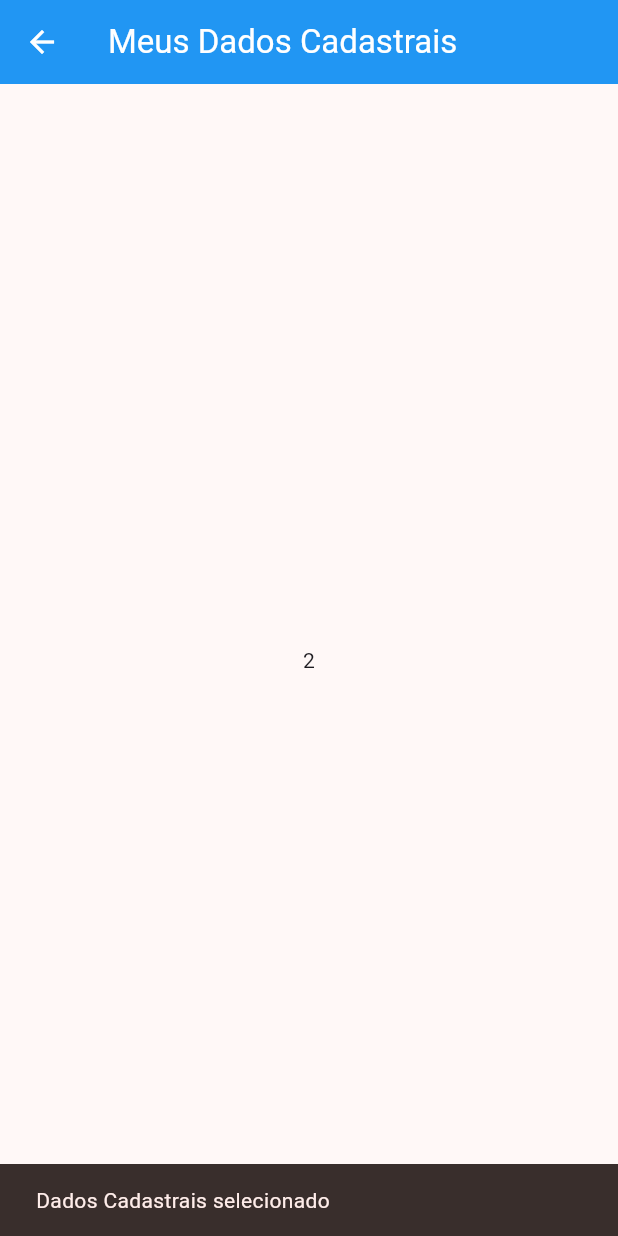
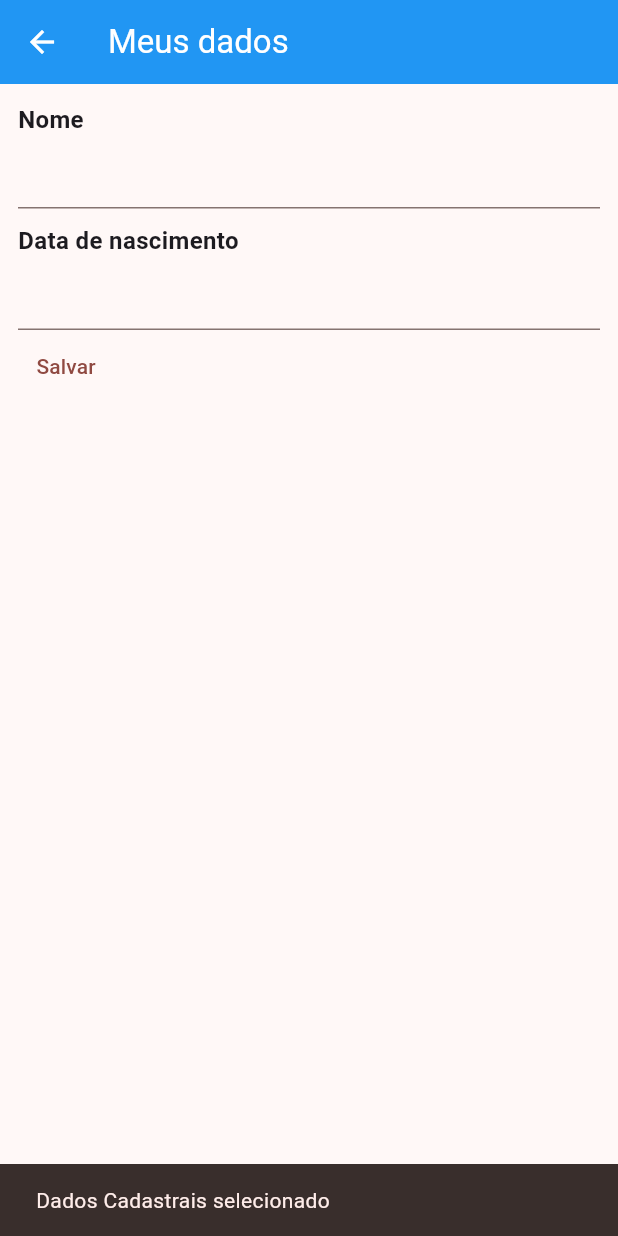
Before and after one commit to gustavopalla/MeuAppFlutterLearning, a Flutter app: the screen it shows after launch, in the side drawer, after a tap on "Dados Cadastrais", on a phone screen of 412 x 824 dp. Run offline on Flutter 3.47's test engine with Material 3 defaults, Android fonts, the phone set to English and light mode, and no system bars; our stand-ins replace google_fonts.

Commit message:
Campo nome e data finalizado

```diff
--- a/lib/pages/dados_cadastrais.dart
+++ b/lib/pages/dados_cadastrais.dart
@@ -1,19 +1,55 @@
+import 'package:appdioteste/shared/widgets/text_label.dart';
 import 'package:flutter/material.dart';
 
-class DadosCadastrais extends StatelessWidget {
-  final String text;
-  final List<String> dados;
-  const DadosCadastrais({super.key, required this.text, required this.dados});
+class DadosCadastrais extends StatefulWidget {
+  const DadosCadastrais({super.key});
+
+  @override
+  State<DadosCadastrais> createState() => _DadosCadastraisState();
+}
+
+class _DadosCadastraisState extends State<DadosCadastrais> {
+  TextEditingController nomeController = TextEditingController(text: "");
+  TextEditingController datanascController = TextEditingController(text: "");
+  DateTime? dataNascimento;
 
   @override
   Widget build(BuildContext context) {
     return Scaffold(
       appBar: AppBar(
-        title: Text(text),
+        title: Text("Meus dados"),
       ),
-      body: Center(
-        child: Text(
-          dados.length.toString(),
+      body: Padding(
+        padding: const EdgeInsets.symmetric(vertical: 12, horizontal: 12),
+        child: Column(
+          crossAxisAlignment: CrossAxisAlignment.start,
+          children: [
+            TextLabel(texto: "Nome"),
+            TextField(
+              controller: nomeController,
+            ),
+            SizedBox(height: 10),
+            TextLabel(texto: "Data de nascimento"),
+            TextField(
+              controller: datanascController,
+              readOnly: true,
+              onTap: () async {
+                var data = await showDatePicker(
+                  context: context, initialDate: DateTime(2025,1,1),firstDate: DateTime(1900,1,1), lastDate: DateTime(2025, 10, 1)
+                  );
+                  if(data!=null){
+                    datanascController.text = data.toString();
+                    dataNascimento = data;
+                  }
+              },
+            ),
+            TextButton(onPressed: (){
+             print(nomeController.text);
+             print(dataNascimento);
+            },
+            child: Text("Salvar"))
+
+          ],
         ),
       ),
     );
--- a/lib/pages/main_page.dart
+++ b/lib/pages/main_page.dart
@@ -50,9 +50,9 @@ class _MainPageState extends State<MainPage> {
                 title: const Text('Dados Cadastrais'),
                 onTap: () {
                   Navigator.pop(context);
-                  Navigator.push(context, MaterialPageRoute(builder: (context) => const DadosCadastrais(text: "Meus Dados Cadastrais", dados: ["Nome", "Endereço"],)));
+                  Navigator.push(context, MaterialPageRoute(builder: (context) => const DadosCadastrais()));
                   ScaffoldMessenger.of(context).showSnackBar(
-                    const SnackBar(content: Text('Dados Cadastrais selecionado')),
+                  const SnackBar(content: Text('Dados Cadastrais selecionado')),
                   );
                 },
               ),
--- /dev/null
+++ b/lib/shared/widgets/text_label.dart
@@ -0,0 +1,11 @@
+import 'package:flutter/material.dart';
+
+class TextLabel extends StatelessWidget {
+  final String texto;
+  const TextLabel({super.key, required this.texto});
+
+  @override
+  Widget build(BuildContext context) {
+    return Text(texto, style: TextStyle(fontSize: 16, fontWeight: FontWeight.w700));
+  }
+}
```
